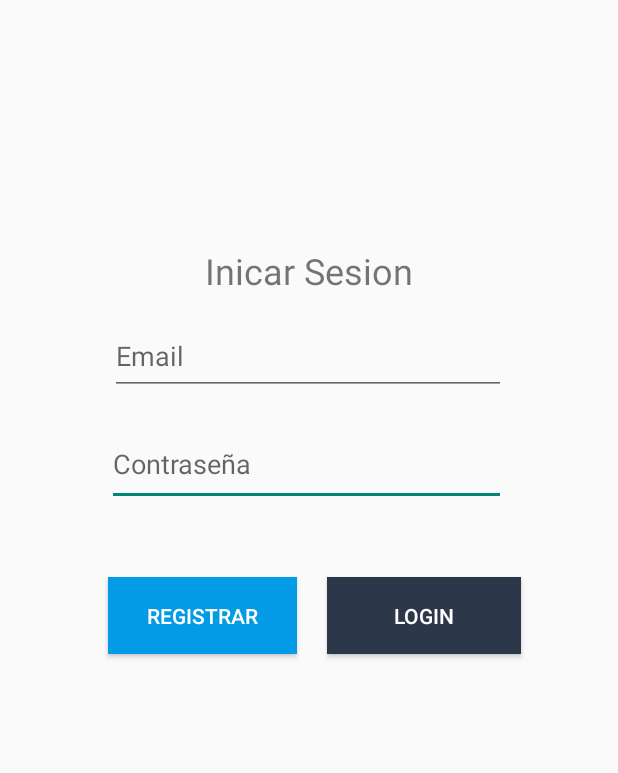
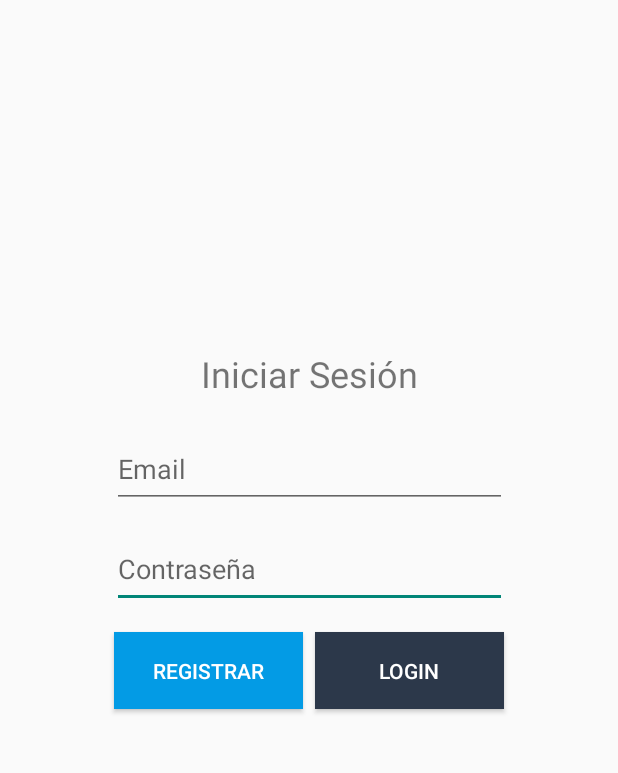
Before and after one commit to XianMaceira/TourneyPlayPal, an Android app built with Jetpack Compose: the screen it shows after launch (AuthActivity), on a phone screen of 412 x 824 dp, the part 259-1032 px from its top. Run offline under Robolectric (Android 15) with nearby library versions, the phone set to English and light mode, and no system bars; our stand-ins replace Firebase (no records; nobody signed in at launch, a user with empty details on screens opened directly); Roboto replaces fonts that are not available here.

Commit message:
Version 1.0.6  Actualizadp link descarga en ReadMe
 Arreglado Switch descolocado(v1.0.5)

 Arreglado login descentrado

```diff
--- a/app/src/main/res/layout/activity_auth.xml
+++ b/app/src/main/res/layout/activity_auth.xml
@@ -17,68 +17,40 @@
         app:layout_constraintStart_toStartOf="parent"
         app:layout_constraintTop_toTopOf="parent" />
 
-    <Button
-        android:id="@+id/registerButton"
-        android:layout_width="126dp"
-        android:layout_height="51dp"
-        android:layout_marginStart="72dp"
-        android:layout_weight="1"
-        android:background="@color/colorPrimary"
-        android:text="Registrar"
-        android:textColor="@android:color/white"
-        app:layout_constraintBottom_toBottomOf="parent"
-        app:layout_constraintStart_toStartOf="parent"
-        app:layout_constraintTop_toBottomOf="@+id/editTextPassword"
-        app:layout_constraintVertical_bias="0.181" />
-
     <EditText
         android:id="@+id/editTextPassword"
-        android:layout_width="266dp"
-        android:layout_height="55dp"
+        android:layout_width="263dp"
+        android:layout_height="51dp"
         android:ems="10"
         android:hint="Contraseña"
         android:inputType="textPassword"
         app:layout_constraintBottom_toBottomOf="parent"
         app:layout_constraintEnd_toEndOf="parent"
-        app:layout_constraintHorizontal_bias="0.489"
+        app:layout_constraintHorizontal_bias="0.503"
         app:layout_constraintStart_toStartOf="parent"
-        app:layout_constraintTop_toBottomOf="@+id/editTextEmail"
-        app:layout_constraintVertical_bias="0.056" />
+        app:layout_constraintTop_toTopOf="parent"
+        app:layout_constraintVertical_bias="0.682" />
 
     <EditText
         android:id="@+id/editTextEmail"
-        android:layout_width="264dp"
+        android:layout_width="263dp"
         android:layout_height="51dp"
-        android:layout_marginTop="212dp"
         android:ems="10"
         android:hint="Email"
         android:inputType="textEmailAddress"
-        app:layout_constraintEnd_toEndOf="parent"
-        app:layout_constraintHorizontal_bias="0.496"
-        app:layout_constraintStart_toStartOf="parent"
-        app:layout_constraintTop_toBottomOf="@+id/titleTextView" />
-
-    <Button
-        android:id="@+id/loginButton"
-        android:layout_width="129dp"
-        android:layout_height="51dp"
-        android:layout_weight="1"
-        android:background="@color/colorPrimaryDark"
-        android:text="Login"
-        android:textColor="@android:color/white"
         app:layout_constraintBottom_toBottomOf="parent"
         app:layout_constraintEnd_toEndOf="parent"
-        app:layout_constraintHorizontal_bias="0.238"
-        app:layout_constraintStart_toEndOf="@+id/registerButton"
-        app:layout_constraintTop_toBottomOf="@+id/editTextPassword"
-        app:layout_constraintVertical_bias="0.181" />
+        app:layout_constraintHorizontal_bias="0.503"
+        app:layout_constraintStart_toStartOf="parent"
+        app:layout_constraintTop_toTopOf="parent"
+        app:layout_constraintVertical_bias="0.595" />
 
     <TextView
         android:id="@+id/loginTextView"
         android:layout_width="wrap_content"
         android:layout_height="wrap_content"
         android:fontFamily="@font/lalezar"
-        android:text="Inicar Sesion"
+        android:text="Iniciar Sesión"
         android:textSize="24sp"
         app:layout_constraintBottom_toTopOf="@+id/editTextEmail"
         app:layout_constraintEnd_toEndOf="parent"
@@ -86,4 +58,44 @@
         app:layout_constraintTop_toBottomOf="@+id/titleTextView"
         app:layout_constraintVertical_bias="0.913" />
 
+    <androidx.constraintlayout.widget.Guideline
+        android:id="@+id/guidelineCenter"
+        android:layout_width="wrap_content"
+        android:layout_height="wrap_content"
+        android:orientation="vertical"
+        app:layout_constraintGuide_percent="0.5" />
+
+    <androidx.constraintlayout.widget.Barrier
+        android:id="@+id/barrier"
+        android:layout_width="wrap_content"
+        android:layout_height="wrap_content"
+        app:barrierDirection="right"
+        app:constraint_referenced_ids="registerButton" />
+
+    <Button
+        android:id="@+id/registerButton"
+        android:layout_width="126dp"
+        android:layout_height="51dp"
+        android:layout_marginEnd="4dp"
+        android:background="@color/colorPrimary"
+        android:text="Registrar"
+        android:textColor="@android:color/white"
+        app:layout_constraintBottom_toBottomOf="parent"
+        app:layout_constraintEnd_toStartOf="@+id/guidelineCenter"
+        app:layout_constraintTop_toTopOf="parent"
+        app:layout_constraintVertical_bias="0.769" />
+
+    <Button
+        android:id="@+id/loginButton"
+        android:layout_width="126dp"
+        android:layout_height="51dp"
+        android:layout_marginStart="4dp"
+        android:background="@color/colorPrimaryDark"
+        android:text="Login"
+        android:textColor="@android:color/white"
+        app:layout_constraintBottom_toBottomOf="parent"
+        app:layout_constraintStart_toEndOf="@+id/guidelineCenter"
+        app:layout_constraintTop_toTopOf="parent"
+        app:layout_constraintVertical_bias="0.769" />
+
 </androidx.constraintlayout.widget.ConstraintLayout>
--- a/app/src/main/res/layout/activity_exploretournaments.xml
+++ b/app/src/main/res/layout/activity_exploretournaments.xml
@@ -65,36 +65,48 @@
         android:id="@+id/switchCS2"
         android:layout_width="wrap_content"
         android:layout_height="wrap_content"
+        android:layout_marginTop="80dp"
         android:layout_marginEnd="24dp"
         android:text="CS2"
         app:layout_constraintEnd_toStartOf="@+id/exploreTourneyTitlePage"
-        tools:layout_editor_absoluteY="81dp" />
+        app:layout_constraintHorizontal_bias="1.0"
+        app:layout_constraintStart_toStartOf="parent"
+        app:layout_constraintTop_toTopOf="parent" />
 
     <Switch
         android:id="@+id/switchR6"
         android:layout_width="wrap_content"
         android:layout_height="wrap_content"
         android:layout_marginStart="52dp"
+        android:layout_marginTop="80dp"
         android:text="R6"
+        app:layout_constraintEnd_toEndOf="parent"
+        app:layout_constraintHorizontal_bias="0.0"
         app:layout_constraintStart_toEndOf="@+id/exploreTourneyTitlePage"
-        tools:layout_editor_absoluteY="81dp" />
+        app:layout_constraintTop_toTopOf="parent" />
 
     <Switch
         android:id="@+id/switchRL"
         android:layout_width="wrap_content"
         android:layout_height="wrap_content"
+        android:layout_marginTop="128dp"
         android:layout_marginEnd="24dp"
         android:text="RL"
         app:layout_constraintEnd_toStartOf="@+id/exploreTourneyTitlePage"
-        tools:layout_editor_absoluteY="128dp" />
+        app:layout_constraintHorizontal_bias="1.0"
+        app:layout_constraintStart_toStartOf="parent"
+        app:layout_constraintTop_toTopOf="parent" />
 
     <Switch
         android:id="@+id/switchFortnite"
         android:layout_width="wrap_content"
         android:layout_height="wrap_content"
         android:layout_marginStart="20dp"
+        android:layout_marginTop="128dp"
         android:text="Fortnite"
+        app:layout_constraintEnd_toEndOf="parent"
+        app:layout_constraintHorizontal_bias="0.024"
         app:layout_constraintStart_toEndOf="@+id/exploreTourneyTitlePage"
-        tools:layout_editor_absoluteY="128dp" />
+        app:layout_constraintTop_toTopOf="parent" />
 
 </androidx.constraintlayout.widget.ConstraintLayout>
```
Also changed, not shown: 1 other file.
